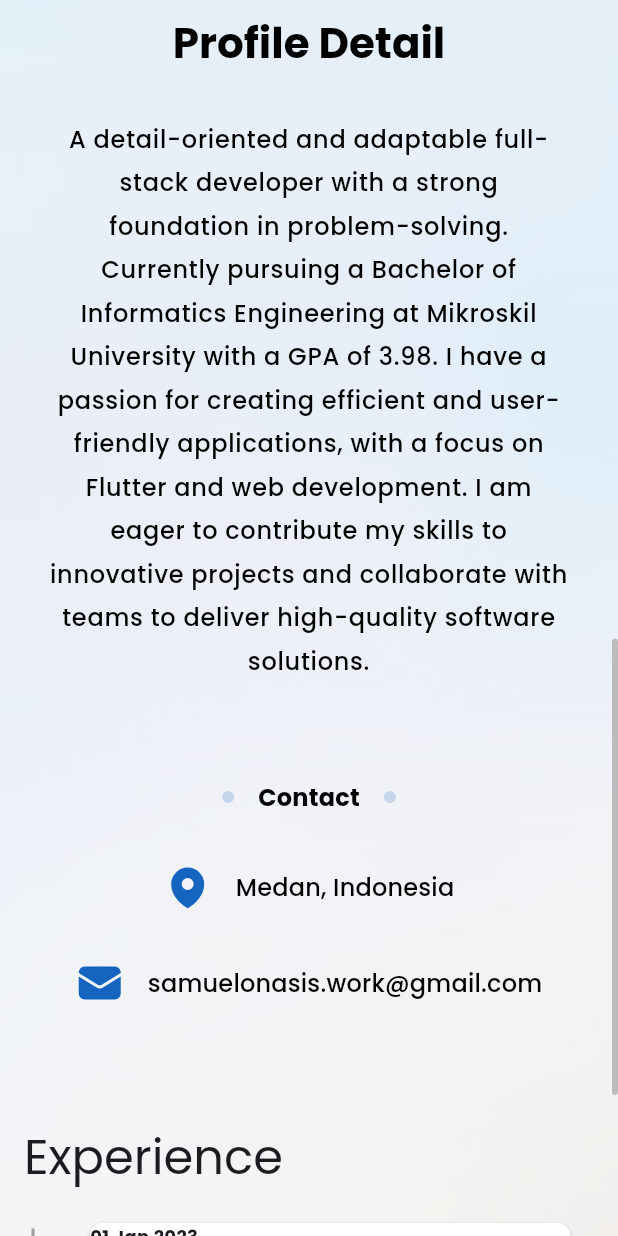
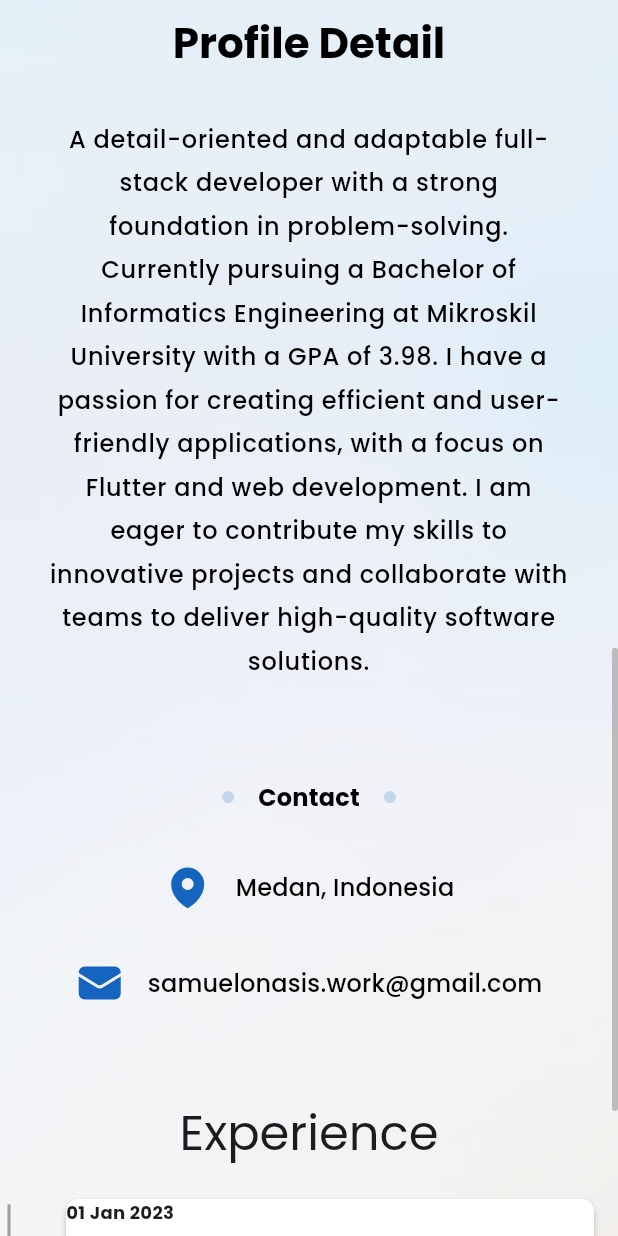
Before and after one commit to sammmms/MyProfileWebsite, a Flutter app: the screen it shows after launch, scrolled down 1152 dp, on a phone screen of 412 x 824 dp. Run offline on Flutter 3.47's test engine with Material 3 defaults, Android fonts, the light colour scheme and no system bars; our stand-ins replace dotted_border, heroicons, shared_preferences.

Commit message:
fix: constraint for now

```diff
--- a/lib/sections/experience_section.dart
+++ b/lib/sections/experience_section.dart
@@ -24,19 +24,18 @@ class ExperienceSection extends StatelessWidget {
         content: const Text("Contributed to open-source projects."),
       ),
     ];
-    return Container(
-      padding: const EdgeInsets.all(16.0),
-      child: Column(
-        crossAxisAlignment: CrossAxisAlignment.start,
+    return Column(
+      crossAxisAlignment: CrossAxisAlignment.center,
       children: [
         Text(
           "Experience",
           style: Theme.of(context).textTheme.headlineLarge,
         ),
         const SizedBox(height: 16),
-          MyTimeline(items: items),
+        ConstrainedBox(
+            constraints: const BoxConstraints(maxWidth: 800),
+            child: MyTimeline(items: items)),
       ],
-      ),
     );
   }
 }
```
Also changed, not shown: lib/components/timeline/my_timeline.dart (+28 -23 lines). Lines whose indentation alone changed are shown as unchanged.
